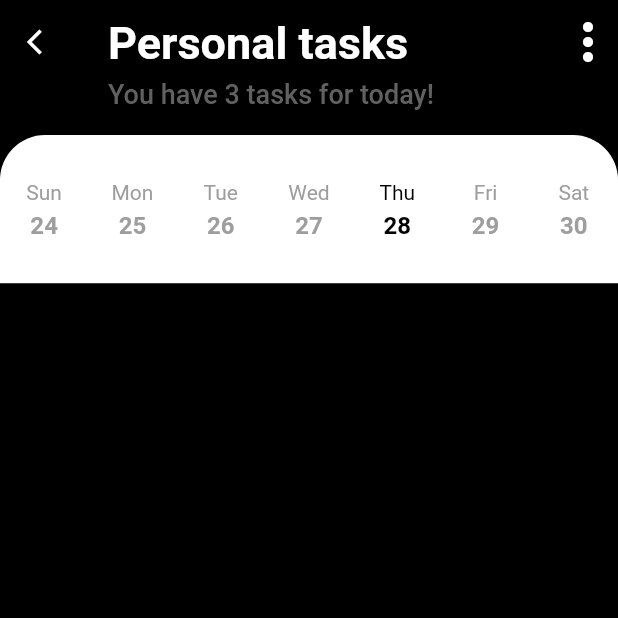
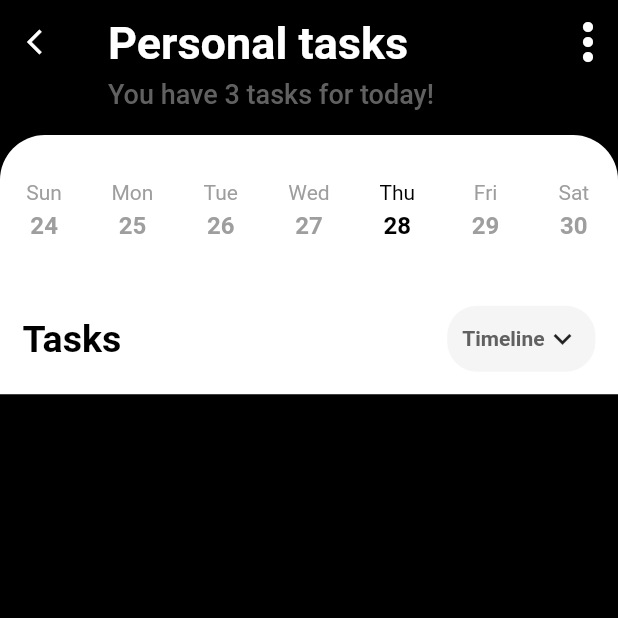
Before and after one commit to huynguyen09bka/TaskApp, a Flutter app: the screen it shows after launch, after a tap on "Personal", on a phone screen of 412 x 824 dp, the top half of it. Run offline on Flutter 3.47's test engine with Material 2 defaults, Android fonts, the phone set to English and light mode, and no system bars; our stand-ins replace dotted_border; network calls fail.

Commit message:
add title Task Detail

```diff
--- a/lib/screens/detail/detail.dart
+++ b/lib/screens/detail/detail.dart
@@ -2,6 +2,7 @@
 
 import 'package:flutter/material.dart';
 import 'package:taskapp/models/task.dart';
+import 'package:taskapp/screens/detail/widgets/title_task.dart';
 
 import 'widgets/date_picker.dart';
 
@@ -24,7 +25,7 @@ class DetailPage extends StatelessWidget {
                       topRight: Radius.circular(30))),
               child: Column(
                 crossAxisAlignment: CrossAxisAlignment.start,
-                children: [DatePicker()],
+                children: [DatePicker(), TitleTask()],
               ),
             ),
           )
--- /dev/null
+++ b/lib/screens/detail/widgets/title_task.dart
@@ -0,0 +1,34 @@
+import 'package:flutter/material.dart';
+
+class TitleTask extends StatelessWidget {
+  @override
+  Widget build(BuildContext context) {
+    return Container(
+      padding: const EdgeInsets.all(15),
+      child: Row(
+        mainAxisAlignment: MainAxisAlignment.spaceBetween,
+        children: [
+          const Text('Tasks',
+              style: TextStyle(
+                  fontWeight: FontWeight.bold,
+                  fontSize: 25,
+                  color: Colors.black)),
+          Container(
+            padding: const EdgeInsets.all(10),
+            decoration: BoxDecoration(
+                color: Colors.grey.withAlpha(25),
+                borderRadius: BorderRadius.circular(20)),
+            child: Row(
+              children: [
+                Text('Timeline',
+                    style: TextStyle(
+                        color: Colors.grey[700], fontWeight: FontWeight.bold)),
+                const Icon(Icons.keyboard_arrow_down_outlined)
+              ],
+            ),
+          )
+        ],
+      ),
+    );
+  }
+}
```
